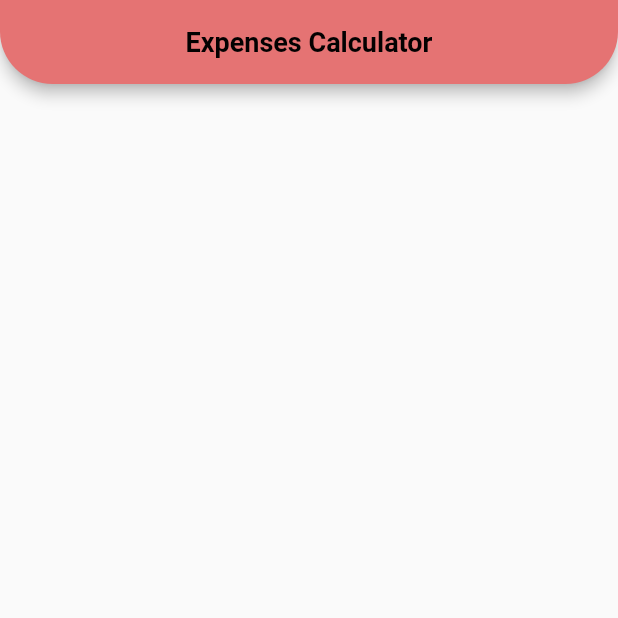
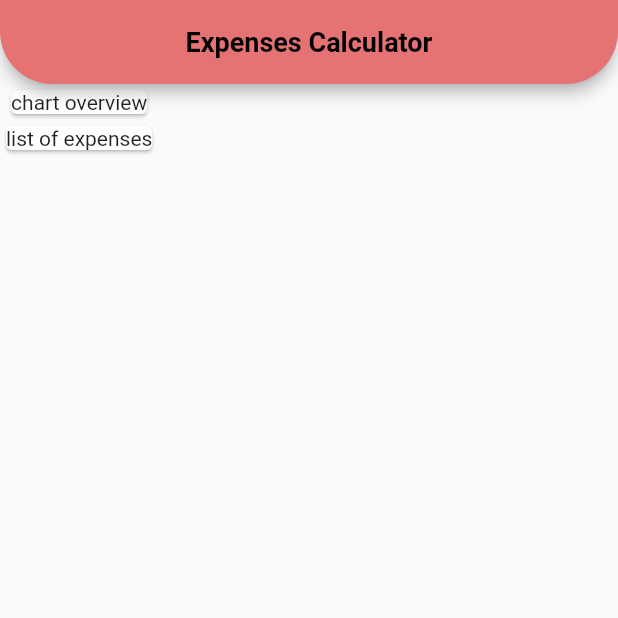
Before and after one commit to Erickeagle3/expense_app, a Flutter app: the screen it shows after launch, on a phone screen of 412 x 824 dp, the top half of it. Run offline on Flutter 3.47's test engine with Material 2 defaults, Android fonts, the phone set to English and light mode, and no system bars.

Commit message:
flutter: initial stage of card widget Signed-off-by: Erickeagle3 <sayanchakraborty334@gmail.com>
Note - changing spaces and line's are just a part of formating code whice make our code more beatiful

```diff
--- a/lib/main.dart
+++ b/lib/main.dart
@@ -20,9 +20,18 @@ class MyApp extends StatelessWidget {
             shape: const RoundedRectangleBorder(
                 borderRadius: BorderRadius.only(
                     bottomLeft: Radius.circular(35),
-         bottomRight: Radius.circular(35)
-        )),
+                    bottomRight: Radius.circular(35))),
             backgroundColor: Colors.red.shade300),
+        body: Column(
+          children: const <Widget>[
+            Card(
+              child: Text('chart overview'),
+            ),
+            Card(
+              child: Text('list of expenses'),
+            )
+          ],
+        ),
       ),
     );
   }
```
Lines whose indentation alone changed are shown as unchanged.
